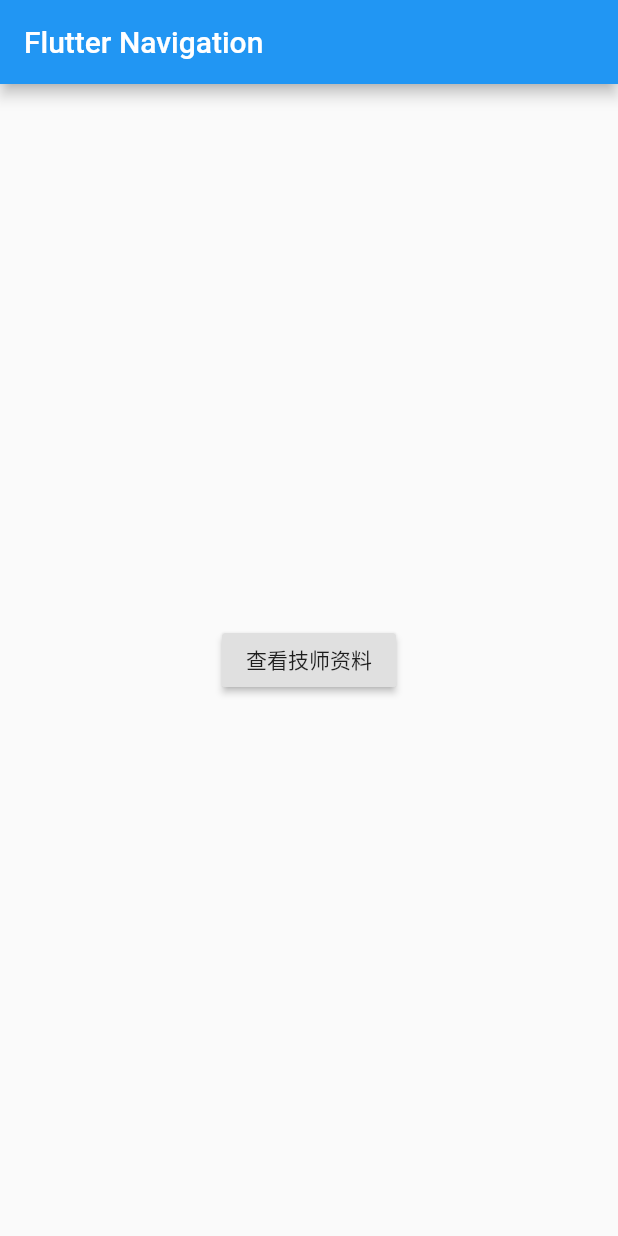
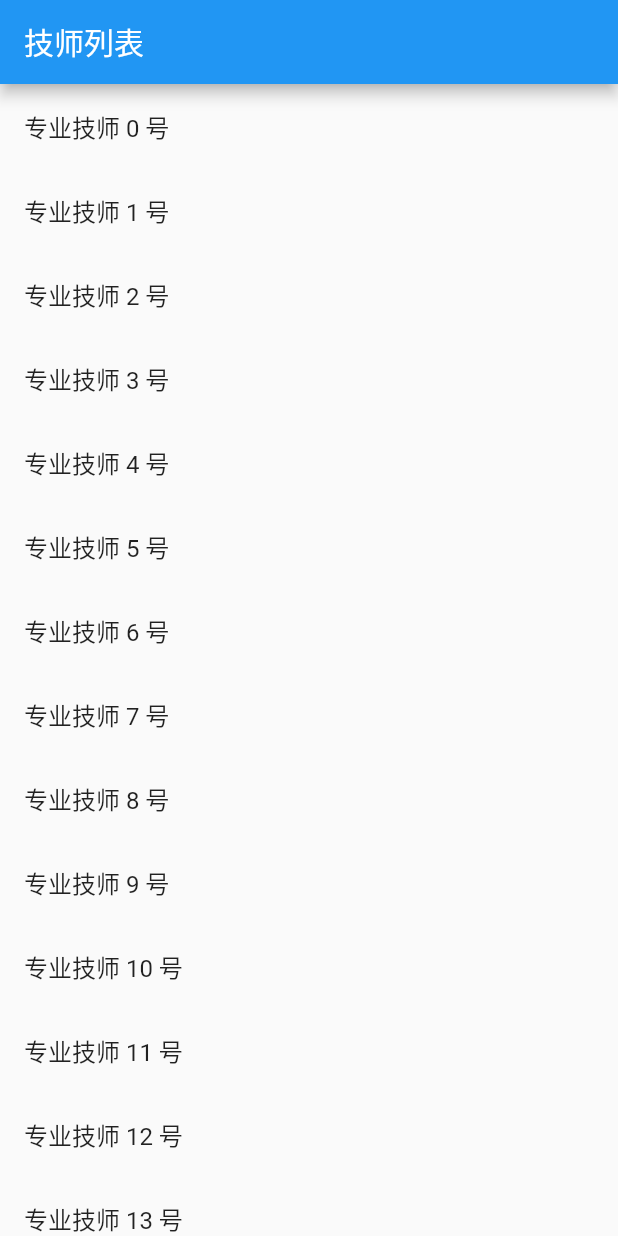
Before and after one commit to ReverseScale/FlutterDemo, a Flutter app: the screen it shows after launch, on a phone screen of 412 x 824 dp. Run offline on Flutter 3.47's test engine with Material 2 defaults, Android fonts, the phone set to English and light mode, and no system bars; our stand-ins replace dio, rxdart.

Commit message:
✨:Introducing new features for Product Navigation.

```diff
--- a/hello_flutter_app/lib/main.dart
+++ b/hello_flutter_app/lib/main.dart
@@ -5,11 +5,16 @@
 // 单行调用使用 “=> 函数”
 // void main() => runApp(MyApp());
 void main() {
-  runApp(MyApp(
-    // items: List()
-    // items: [1, 2, 3]
-    // items: List<String>()
-    items: new List<String>.generate(1000, (i)=>"$i 号技师")
+
+  // 基础组件
+  // runApp(MyApp(
+  //   items: new List<String>.generate(1000, (i)=>"$i 号技师")
+  // ));
+
+  // 导航跳转
+  runApp(MaterialApp(
+    title: '导航数据传递和接收',
+    home: ProductHome()
   ));
 }
 
@@ -34,14 +39,14 @@
         //     title: Text('Flutter'),
         // ),
         appBar: new AppBar(title: new Text('Flutter Navigation')),
-        body: Navigation()
+        body: CardLayout()
         )
     );
   }
 }
 
 // 文本
-class TextWidget extends StatelessWidget{
+class TextWidget extends StatelessWidget {
   @override
 
   Widget build(BuildContext){
@@ -61,7 +66,7 @@
 }
 
 // 渐变容器
-class LinearGradientContainer extends StatelessWidget{
+class LinearGradientContainer extends StatelessWidget {
   @override
 
   Widget build(BuildContext){
@@ -85,7 +90,7 @@
 }
 
 // 网络图片
-class NetworkImage extends StatelessWidget{
+class NetworkImage extends StatelessWidget {
   @override
 
   Widget build(BuildContext context){
@@ -100,7 +105,7 @@
 }
 
 // 横向列表
-class HorizontalList extends StatelessWidget{
+class HorizontalList extends StatelessWidget {
   @override
 
   Widget build(BuildContext context){
@@ -129,7 +134,7 @@
 }
 
 // 竖向列表
-class VerticalList extends StatelessWidget{
+class VerticalList extends StatelessWidget {
   @override
 
   Widget build(BuildContext context){
@@ -158,7 +163,7 @@
 }
 
 // 竖向图片列表
-class VerticalImageList extends StatelessWidget{
+class VerticalImageList extends StatelessWidget {
   @override
 
   Widget build(BuildContext context){
@@ -174,7 +179,7 @@
 }
 
 // 数据列表
-class DataList extends StatelessWidget{
+class DataList extends StatelessWidget {
 
   final List<String> items;
   DataList({Key key, @required this.items}):super(key:key);
@@ -197,7 +202,7 @@
 }
 
 // 卡片列表
-class GridViewList extends StatelessWidget{
+class GridViewList extends StatelessWidget {
 
   @override
 
@@ -221,7 +226,7 @@
 }
 
 // 行
-class RowViewList extends StatelessWidget{
+class RowViewList extends StatelessWidget {
 
   @override
 
@@ -257,7 +262,7 @@
 }
 
 // 列
-class ColumnViewList extends StatelessWidget{
+class ColumnViewList extends StatelessWidget {
 
   @override
 
@@ -278,7 +283,7 @@
 }
 
 // 层
-class StackViewList extends StatelessWidget{
+class StackViewList extends StatelessWidget {
 
   @override
 
@@ -323,7 +328,7 @@
 }
 
 // 卡片布局
-class CardLayout extends StatelessWidget{
+class CardLayout extends StatelessWidget {
 
   @override
 
@@ -360,13 +365,12 @@
 }
 
 // 导航
-class Navigation extends StatelessWidget{
-
+class Navigation extends StatelessWidget {
   @override
-
   Widget build(BuildContext context){
-
-    return Center(
+    return Scaffold(
+      appBar: AppBar(title: Text('技师列表')),
+      body: Center(
         child: RaisedButton(
           child: Text('查看技师资料'),
           onPressed: (){
@@ -375,12 +379,13 @@
             ));
           },
         ),
+      )
     );
   }
 }
 
 // 导航详情页
-class SecondScreenPage extends StatelessWidget{
+class SecondScreenPage extends StatelessWidget {
   @override
   Widget build(BuildContext context){
     return Scaffold(
@@ -396,3 +401,65 @@
     );
   }
 }
+
+// 技师类
+class Product {
+  final String title;
+  final String description;
+
+  Product(this.title, this.description);
+}
+
+// 技师列表脚手架
+class ProductHome extends StatelessWidget {
+  @override
+  Widget build(BuildContext context) {
+    return ProductList(
+      products:List.generate(
+        20, (i)=>Product('专业技师 $i 号', '漂亮的小姐姐,编号为 $i')
+      )
+    );
+  }
+}
+
+// 技师列表
+class ProductList extends StatelessWidget {
+  final List<Product> products;
+  ProductList({Key key, @required this.products}):super(key:key);
+
+  @override
+  Widget build(BuildContext context) {
+    return Scaffold(
+      appBar: AppBar(title: Text('技师列表')),
+      body: ListView.builder(
+        itemCount: products.length,
+        itemBuilder: (context, index){
+          return ListTile(
+            title: Text(products[index].title),
+            onTap: (){
+              Navigator.push(
+                context,
+                MaterialPageRoute(
+                  builder: (context) => ProductDetail(product:products[index])
+                )
+              );
+            },
+          );
+        },
+      ),
+    );
+  }
+}
+
+class ProductDetail extends StatelessWidget {
+  final Product product;
+  ProductDetail({Key key, @required this.product}):super(key:key);
+
+  @override
+  Widget build(BuildContext context) {
+    return Scaffold(
+      appBar: AppBar(title: Text('${product.title}号技师详情')),
+      body: Center(child: Text('${product.description}')),
+    );
+  }
+}
```
Lines whose indentation alone changed are shown as unchanged.
